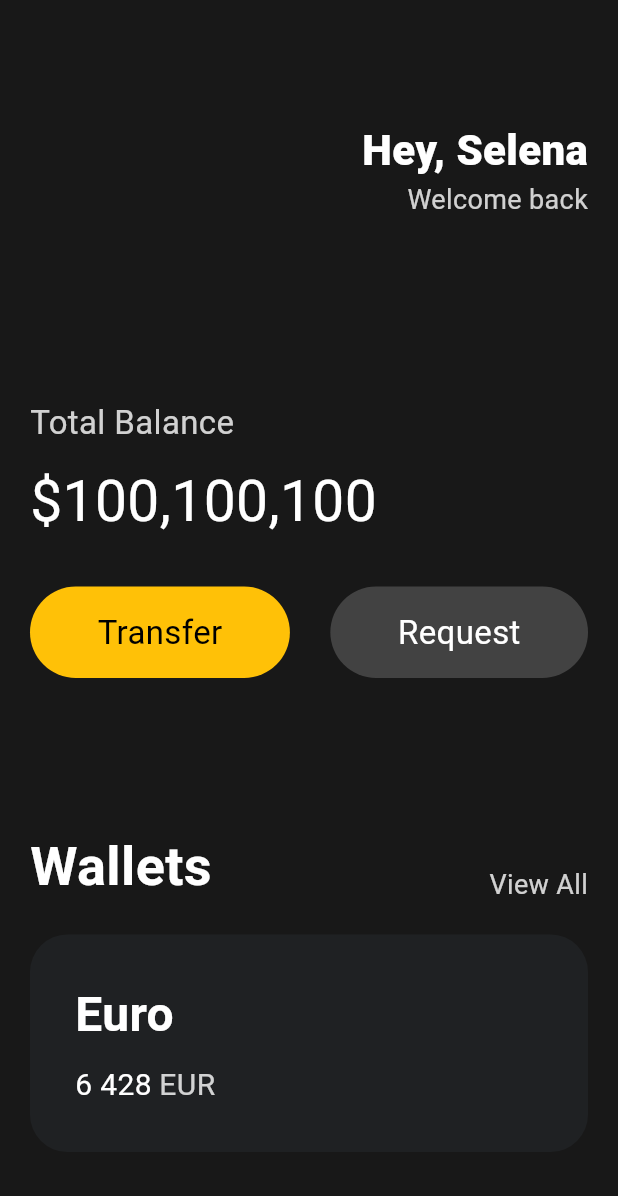
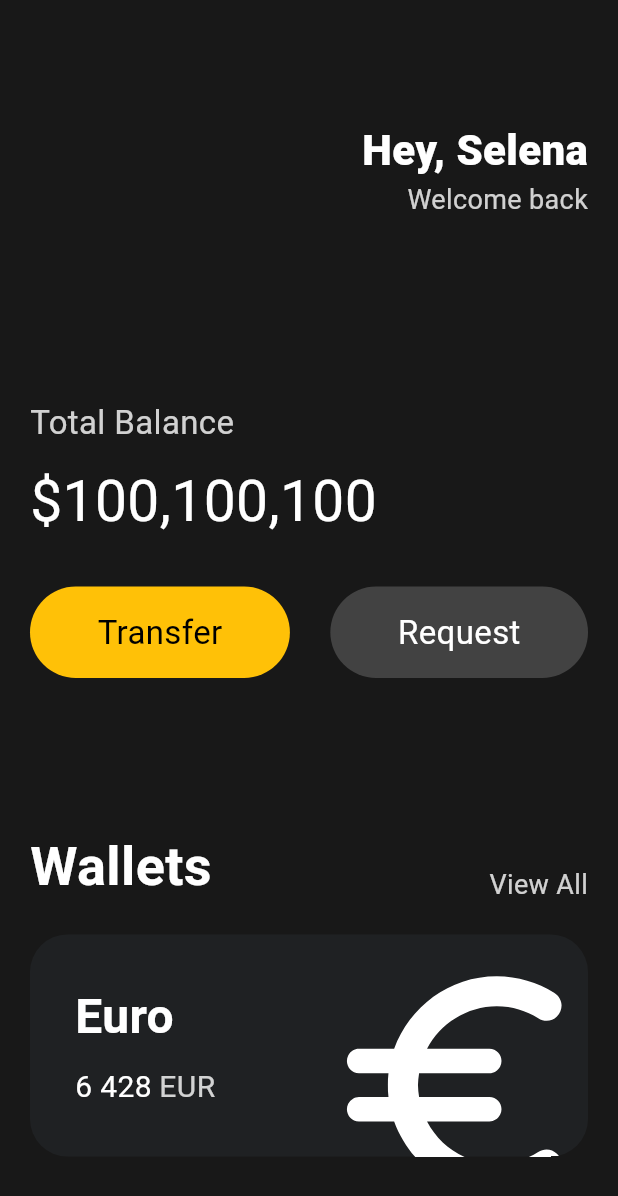
Before and after one commit to OneTen19/capstone_flutter_study, a Flutter app: the screen it shows after launch, on a phone screen of 412 x 824 dp. Shown: the top 1196 px of the screen. Run offline on Flutter 3.47's test engine with Material 3 defaults, Android fonts, the phone set to English and light mode, and no system bars.

Commit message:
#3.7 Icons and Transforms

```diff
--- a/lib/main.dart
+++ b/lib/main.dart
@@ -108,6 +108,7 @@ class MyApp extends StatelessWidget {
                 height: 20,
               ),
               Container(
+                clipBehavior: Clip.hardEdge,
                 decoration: BoxDecoration(
                   color: const Color(0xFF1F2123),
                   borderRadius: BorderRadius.circular(25),
@@ -115,6 +116,7 @@ class MyApp extends StatelessWidget {
                 child: Padding(
                   padding: const EdgeInsets.all(30),
                   child: Row(
+                    mainAxisAlignment: MainAxisAlignment.spaceBetween,
                     children: [
                       Column(
                         crossAxisAlignment: CrossAxisAlignment.start,
@@ -150,8 +152,19 @@ class MyApp extends StatelessWidget {
                                 ),
                               ),
                             ],
-                          )
+                          ),
                         ],
+                      ),
+                      Transform.scale(
+                        scale: 2.2,
+                        child: Transform.translate(
+                          offset: Offset(-5,12),
+                          child: const Icon(
+                            Icons.euro_rounded,
+                            color: Colors.white,
+                            size: 88,
+                          ),
+                        ),
                       ),
                     ],
                   ),
```
